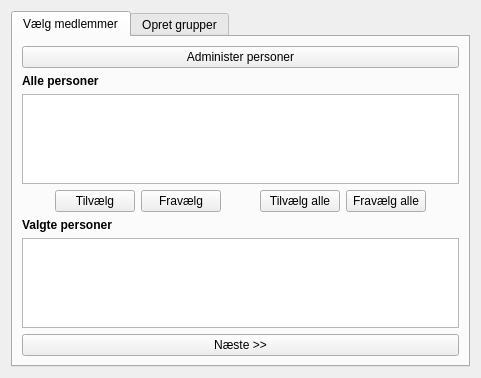
First picture: the form in tabs/groupcreator.ui, repository froksen/opencltoolsv2, before the edit.
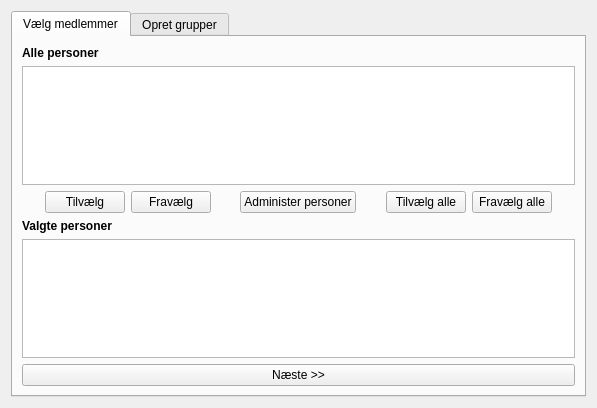
Second picture: the form after the edit. The open tabs and pages were chosen to show the change.

Commit message: Flyttet knap i GroupCreator

Diff of the .ui file:
```diff
--- a/tabs/groupcreator.ui
+++ b/tabs/groupcreator.ui
@@ -6,8 +6,8 @@
    <rect>
     <x>0</x>
     <y>0</y>
-    <width>481</width>
-    <height>378</height>
+    <width>597</width>
+    <height>408</height>
    </rect>
   </property>
   <property name="windowTitle">
@@ -26,13 +26,6 @@
       <layout class="QVBoxLayout" name="verticalLayout_4">
        <item>
         <layout class="QVBoxLayout" name="verticalLayout_3">
-         <item>
-          <widget class="QPushButton" name="adminPersonsButton">
-           <property name="text">
-            <string>Administer personer</string>
-           </property>
-          </widget>
-         </item>
          <item>
           <widget class="QLabel" name="label">
            <property name="font">
@@ -57,18 +50,12 @@
        </item>
        <item>
         <layout class="QGridLayout" name="gridLayout">
-         <item row="0" column="4">
-          <spacer name="horizontalSpacer_5">
-           <property name="orientation">
-            <enum>Qt::Horizontal</enum>
+         <item row="0" column="5">
+          <widget class="QPushButton" name="adminPersonsButton">
+           <property name="text">
+            <string>Administer personer</string>
            </property>
-           <property name="sizeHint" stdset="0">
-            <size>
-             <width>40</width>
-             <height>20</height>
-            </size>
-           </property>
-          </spacer>
+          </widget>
          </item>
          <item row="0" column="0">
           <spacer name="horizontalSpacer">
@@ -84,6 +71,39 @@
           </spacer>
          </item>
          <item row="0" column="6">
+          <spacer name="horizontalSpacer_5">
+           <property name="orientation">
+            <enum>Qt::Horizontal</enum>
+           </property>
+           <property name="sizeHint" stdset="0">
+            <size>
+             <width>40</width>
+             <height>20</height>
+            </size>
+           </property>
+          </spacer>
+         </item>
+         <item row="0" column="10">
+          <spacer name="horizontalSpacer_2">
+           <property name="orientation">
+            <enum>Qt::Horizontal</enum>
+           </property>
+           <property name="sizeHint" stdset="0">
+            <size>
+             <width>40</width>
+             <height>20</height>
+            </size>
+           </property>
+          </spacer>
+         </item>
+         <item row="0" column="2">
+          <widget class="QPushButton" name="addMemberButton">
+           <property name="text">
+            <string>Tilvælg</string>
+           </property>
+          </widget>
+         </item>
+         <item row="0" column="8">
           <widget class="QPushButton" name="removeAllMemberButton">
            <property name="text">
             <string>Fravælg alle</string>
@@ -97,33 +117,26 @@
            </property>
           </widget>
          </item>
-         <item row="0" column="2">
-          <widget class="QPushButton" name="addMemberButton">
-           <property name="text">
-            <string>Tilvælg</string>
-           </property>
-          </widget>
-         </item>
-         <item row="0" column="8">
-          <spacer name="horizontalSpacer_2">
-           <property name="orientation">
-            <enum>Qt::Horizontal</enum>
-           </property>
-           <property name="sizeHint" stdset="0">
-            <size>
-             <width>40</width>
-             <height>20</height>
-            </size>
-           </property>
-          </spacer>
-         </item>
-         <item row="0" column="5">
+         <item row="0" column="7">
           <widget class="QPushButton" name="addAllMemberButton">
            <property name="text">
             <string>Tilvælg alle</string>
            </property>
           </widget>
          </item>
+         <item row="0" column="4">
+          <spacer name="horizontalSpacer_6">
+           <property name="orientation">
+            <enum>Qt::Horizontal</enum>
+           </property>
+           <property name="sizeHint" stdset="0">
+            <size>
+             <width>40</width>
+             <height>20</height>
+            </size>
+           </property>
+          </spacer>
+         </item>
         </layout>
        </item>
        <item>
```
Left out of the diff: 2 changed lines with no effect on the pictures.
